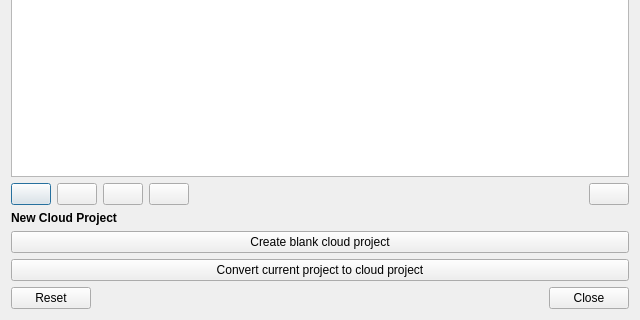
Before: the Qt Designer form qfieldsync/ui/cloud_projects_dialog.ui in opengisch/qfieldsync, drawn with Qt 5; both pictures show x 0 to 640 and y 341 to 661 of the 640 by 661 pixel window.
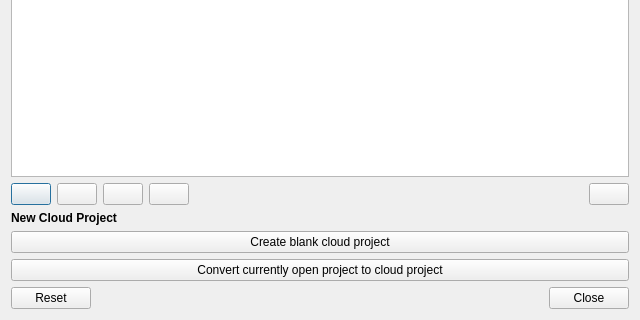
After: the same form once the commit is applied. Icons and pictures are not drawn.

Commit message: Tweak convert project button label for clarity

The edit to the form file:
```diff
--- a/qfieldsync/ui/cloud_projects_dialog.ui
+++ b/qfieldsync/ui/cloud_projects_dialog.ui
@@ -278,7 +278,7 @@
           <string>Convert Current Project to Cloud Project</string>
          </property>
          <property name="text">
-          <string>Convert current project to cloud project</string>
+          <string>Convert currently open project to cloud project</string>
          </property>
         </widget>
        </item>
```
Left out of the diff: 2 changed lines with no effect on the pictures.
